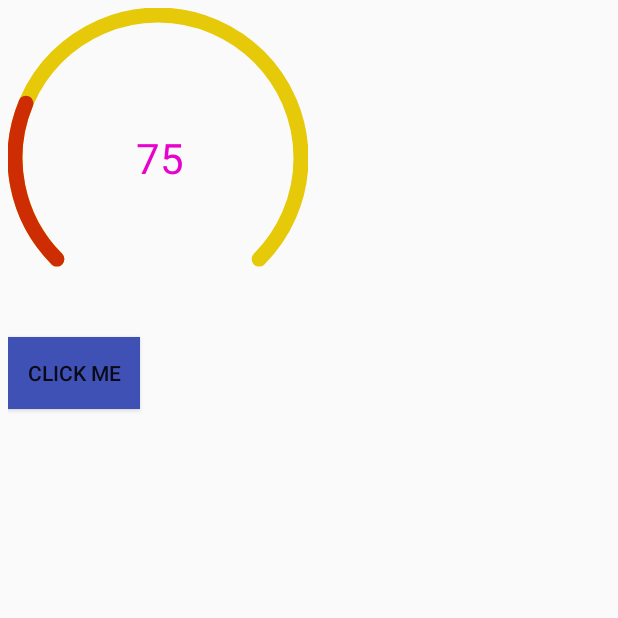
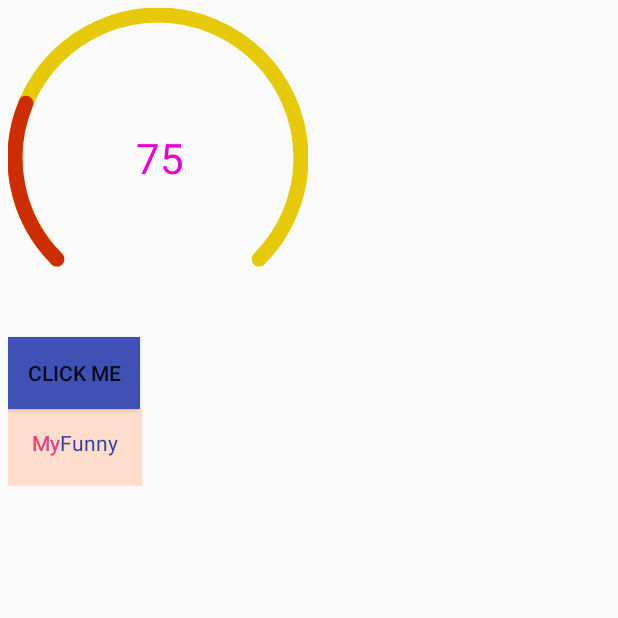
Before and after one commit to yuanshuaiding/MyFunny, an Android app: the screen it shows after launch (MainActivity), after a tap on an icon or button, on a phone screen of 412 x 824 dp, the top half of it. Run offline under Robolectric (Android 15) with nearby library versions, the phone set to English and light mode, and no system bars.

Commit message:
优化展开折叠控件代码；添加可变色的文本控件

```diff
--- a/app/build.gradle
+++ b/app/build.gradle
@@ -37,6 +37,7 @@ dependencies {
     testImplementation 'junit:junit:4.12'
     implementation project(path: ':baselib')
     implementation project(':expandable-textview')
+    //compile 'com.eric.android.view:expandable-textview:1.0.1'
     implementation 'com.android.support.constraint:constraint-layout:1.0.2'
     implementation "com.android.support:appcompat-v7:$rootProject.ext.supportVersion"
     implementation "com.android.support:support-v4:$rootProject.ext.supportVersion"
--- a/app/src/main/java/com/eric/myfunny/activity/MainActivity.java
+++ b/app/src/main/java/com/eric/myfunny/activity/MainActivity.java
@@ -14,6 +14,7 @@ import com.eric.baselib.ioc.NetCheck;
 import com.eric.baselib.ioc.OnClicked;
 import com.eric.baselib.ioc.ViewUtils;
 import com.eric.myfunny.R;
+import com.eric.myfunny.view.ColorTrackTextView;
 import com.eric.myfunny.view.QQStepView;
 
 import java.util.ArrayList;
@@ -29,7 +30,10 @@ public class MainActivity extends BaseActivity {
     private ExpandableTextView expandableTextView;
     @BindView(R.id.btn_click)
     private Button btn_click;
+    @BindView(R.id.track_tv)
+    private ColorTrackTextView track_tv;
     private float mSteps = 65;
+    private boolean increase = true;
 
     @Override
     protected void onCreate(Bundle savedInstanceState) {
@@ -49,10 +53,26 @@ public class MainActivity extends BaseActivity {
         qqStepView.setOnClickListener(new View.OnClickListener() {
             @Override
             public void onClick(View v) {
-                mSteps = mSteps + 10;
-                if (mSteps > 300)
+                if (increase) {
+                    mSteps = mSteps + 10;
+                    track_tv.setDirection(ColorTrackTextView.DIRECT_LEFT_RIGHT);
+                } else {
+                    mSteps = mSteps - 10;
+                    track_tv.setDirection(ColorTrackTextView.DIRECT_RIGTH_LEFT);
+                }
+                if (mSteps > 300) {
                     mSteps = 300;
+                    increase = false;
+                }
+                if (mSteps < 0) {
+                    mSteps = 0;
+                    increase = true;
+                }
                 qqStepView.updateSteps(mSteps);
+
+                //计算比例设置文字渐变色
+                float rate = increase?mSteps / 300f:(1-mSteps/300);
+                track_tv.setProgress(rate);
             }
         });
     }
--- /dev/null
+++ b/app/src/main/java/com/eric/myfunny/view/ColorTrackTextView.java
@@ -0,0 +1,126 @@
+package com.eric.myfunny.view;
+
+import android.content.Context;
+import android.content.res.TypedArray;
+import android.graphics.Canvas;
+import android.graphics.Color;
+import android.graphics.Paint;
+import android.graphics.Rect;
+import android.support.annotation.Nullable;
+import android.support.v7.widget.AppCompatTextView;
+import android.util.AttributeSet;
+
+import com.eric.myfunny.R;
+
+/**
+ * author : Eric
+ * e-mail : yuanshuai@bertadata.com
+ * time   : 2017/11/07
+ * desc   : 对外提供接口可以不断修改字体颜色的文本控件
+ * version: 1.0
+ */
+
+public class ColorTrackTextView extends AppCompatTextView {
+    //绘制方向
+    public static final int DIRECT_LEFT_RIGHT = 0;
+    public static final int DIRECT_RIGTH_LEFT = 1;
+    private final Rect bounds;
+    private int mOriginColor = Color.BLACK;
+    private int mTrackColor = Color.RED;
+    private Paint mOriginPaint;
+    private Paint mTrackPaint;
+    private float mProgress;
+    private int mDirection = DIRECT_LEFT_RIGHT;
+
+    public ColorTrackTextView(Context context) {
+        this(context, null);
+    }
+
+    public ColorTrackTextView(Context context, @Nullable AttributeSet attrs) {
+        this(context, attrs, 0);
+    }
+
+    public ColorTrackTextView(Context context, @Nullable AttributeSet attrs, int defStyleAttr) {
+        super(context, attrs, defStyleAttr);
+        //获取颜色值
+        TypedArray typedArray = context.obtainStyledAttributes(attrs, R.styleable.ColorTrackTextView);
+        if (typedArray != null) {
+            mOriginColor = typedArray.getColor(R.styleable.ColorTrackTextView_originColor, getTextColors().getDefaultColor());
+            mTrackColor = typedArray.getColor(R.styleable.ColorTrackTextView_trackColor, getTextColors().getDefaultColor());
+            typedArray.recycle();
+        }
+        setTextColor(mOriginColor);
+        setTrackColor(mTrackColor);
+        initPaint();
+        bounds = new Rect();
+    }
+
+    @Override
+    public void setTextColor(int color) {
+        super.setTextColor(color);
+        mOriginColor = color;
+    }
+
+    private void initPaint() {
+        if (mOriginPaint == null)
+            mOriginPaint = new Paint();
+        mOriginPaint.setColor(mOriginColor);
+        mOriginPaint.setTextSize(getTextSize());
+        mOriginPaint.setStyle(Paint.Style.FILL);
+        mOriginPaint.setAntiAlias(true);
+        if (mTrackPaint == null)
+            mTrackPaint = new Paint();
+        mTrackPaint.setColor(mTrackColor);
+        mTrackPaint.setTextSize(getTextSize());
+        mTrackPaint.setStyle(Paint.Style.FILL);
+        mTrackPaint.setAntiAlias(true);
+    }
+
+    public void setTrackColor(int trackColor) {
+        this.mTrackColor = trackColor;
+    }
+
+    public void setProgress(float progress) {
+        this.mProgress = progress;
+        invalidate();
+    }
+
+    public void setDirection(int direction) {
+        this.mDirection = direction;
+    }
+
+
+    @Override
+    protected void onDraw(Canvas canvas) {
+        //取消原来的绘制流程，改为自己实现
+        //super.onDraw(canvas);
+        canvas.save();
+        String text = getText().toString();
+        //1.获取绘制起点和基线
+        mOriginPaint.getTextBounds(text, 0, text.length(), bounds);
+        int dx = (getWidth() - bounds.width()) / 2 + getPaddingLeft() - getPaddingRight();
+        int dy = (bounds.bottom - bounds.top) / 2;
+
+        Paint.FontMetricsInt fm = mOriginPaint.getFontMetricsInt();
+        int baseline = getPaddingTop() + dy + ((fm.bottom - fm.top) / 2 - fm.bottom);
+        //2.绘制原始文本
+        canvas.drawText(text, dx, baseline, mOriginPaint);
+        canvas.restore();
+
+        //3.绘制渐变色文本(根据绘制方向计算绘制区域)
+        canvas.save();
+        //设置渐变区域
+        int middle = (int) (mProgress * (getWidth() - dx)) + dx;
+        if (mDirection == DIRECT_RIGTH_LEFT) {
+            middle = getWidth() - middle;
+            //裁剪出渐变区域
+            canvas.clipRect(middle, 0, getWidth(), getHeight());
+        } else {
+            //裁剪出渐变区域
+            canvas.clipRect(0, 0, middle, getHeight());
+        }
+        canvas.drawText(text, dx, baseline, mTrackPaint);
+        canvas.restore();
+    }
+
+}
--- a/app/src/main/res/layout/layout_myview.xml
+++ b/app/src/main/res/layout/layout_myview.xml
@@ -26,13 +26,23 @@
         app:collapseDrawable="@mipmap/icon_content_collap"
         app:expandDrawable="@mipmap/icon_content_expand"
         app:lines="3"
-        app:tipsColor="#08f017"
-        app:position="bottom_center" />
+        app:position="bottom_center"
+        app:tipsColor="#08f017" />
 
     <Button
         android:id="@+id/btn_click"
         android:layout_width="wrap_content"
         android:layout_height="wrap_content"
         android:background="@color/colorPrimary"
-        android:text="click me"/>
+        android:text="click me" />
+
+    <com.eric.myfunny.view.ColorTrackTextView
+        android:id="@+id/track_tv"
+        android:layout_width="wrap_content"
+        android:layout_height="wrap_content"
+        android:text="@string/app_name"
+        android:padding="16dp"
+        app:trackColor="@color/colorAccent"
+        android:background="#ffddcc"
+        android:textColor="@color/colorPrimaryDark" />
 </LinearLayout>
--- a/app/src/main/res/values/attrs.xml
+++ b/app/src/main/res/values/attrs.xml
@@ -29,4 +29,8 @@
         <!--自定义文字大小直接使用系统属性-->
         <attr name="android:textSize" />
     </declare-styleable>
+    <declare-styleable name="ColorTrackTextView">
+        <attr name="originColor" format="color" />
+        <attr name="trackColor" format="color" />
+    </declare-styleable>
 </resources>
--- a/baselib/src/main/java/com/eric/baselib/ioc/ViewUtils.java
+++ b/baselib/src/main/java/com/eric/baselib/ioc/ViewUtils.java
@@ -45,6 +45,7 @@ public class ViewUtils {
 
     private static void injectFields(ViewFinder finder, Object holder) {
         if (finder == null || holder == null) return;
+        try {
             Class<?> clz = holder.getClass();
             Field[] fields = clz.getDeclaredFields();
             if (fields != null && fields.length > 0) {
@@ -62,10 +63,14 @@ public class ViewUtils {
                     }
                 }
             }
+        } catch (Exception ex) {
+            ex.printStackTrace();
+        }
     }
 
     private static void injectEvents(ViewFinder finder, final Object holder) {
         if (finder == null || holder == null) return;
+        try {
             Class<?> clz = holder.getClass();
             Method[] methods = clz.getDeclaredMethods();
             if (methods != null && methods.length > 0) {
@@ -84,6 +89,9 @@ public class ViewUtils {
                         }
                     }
                 }
+            }
+        } catch (Exception ex) {
+            ex.printStackTrace();
         }
     }
 
--- a/expandable-textview/build.gradle
+++ b/expandable-textview/build.gradle
@@ -7,8 +7,8 @@ android {
     defaultConfig {
         minSdkVersion rootProject.ext.minSdkVersion
         targetSdkVersion rootProject.ext.targetSdkVersion
-        versionCode 1
-        versionName "1.0.1"
+        versionCode 2
+        versionName "1.0.2"
     }
 
     buildTypes {
@@ -37,7 +37,7 @@ publish {
     groupId = 'com.eric.android.view'//   //compile引用时的第1部分
     repoName='maven-android'
     artifactId = 'expandable-textview'////发布到JCenter上的项目名字，compile引用时的第2部分项目名
-    publishVersion = '1.0.1'//版本号 ，compile引用时的最后部分，下次更新是只需要更改版本号即可
+    publishVersion = android.defaultConfig.versionName//版本号 ，compile引用时的最后部分，下次更新是只需要更改版本号即可
     desc = 'An textview container can expand when over limited lines'//描述
     website = 'https://github.com/yuanshuaiding/MyFunny'  //项目的GitHub网站
     bintrayUser = properties.getProperty("bintray.user")//读取 local.properties 文件里面的 bintray.user
--- a/expandable-textview/src/main/java/com/eric/android/view/ExpandableTextView.java
+++ b/expandable-textview/src/main/java/com/eric/android/view/ExpandableTextView.java
@@ -24,10 +24,10 @@ import android.widget.TextView;
 
 /**
  * author : Eric
- * e-mail : yuanshuai@bertadata.com
+ * e-mail : yuanshuaiding@163.com
  * time   : 2017/10/26
  * desc   : 可展开折叠的文本控件（使用LinearLayout封装）
- * version: 1.0
+ * version: 1.0.2
  */
 public class ExpandableTextView extends LinearLayout {
     private String TAG = this.getClass().getSimpleName();
@@ -51,7 +51,6 @@ public class ExpandableTextView extends LinearLayout {
     private int mPosition = BOTTOM_CENTER;
     private Drawable mCollapseDrawable;
     private Drawable mExpandDrawable;
-    private int expandHeight;
     private int collapseHeight;
     private boolean fromUser;
     private int mTextTotalWidth;
@@ -130,7 +129,7 @@ public class ExpandableTextView extends LinearLayout {
         mTvContentTemp.setOnClickListener(clickListener);
         mTvExpand.setOnClickListener(clickListener);
         fromUser = false;
-        initText(mOriginText);
+        setText(mOriginText);
         //设置折叠展开标识控件的位置
         updateExpandArrowAndPosition(mPosition);
     }
@@ -180,18 +179,30 @@ public class ExpandableTextView extends LinearLayout {
         initText(text);
     }
 
+    /**
+     * 设置展开提示语，在setText方法之前调用
+     * @param label 展开提示语，如“展开”
+     */
     public void setExpandLabel(String label) {
         if (!TextUtils.isEmpty(label)) {
             TIP_EXPAND = label;
         }
     }
 
+    /**
+     * 设置折叠提示语，在setText方法之前调用
+     * @param label 折叠提示语，如“收起”
+     */
     public void seCollapseLabel(String label) {
         if (!TextUtils.isEmpty(label)) {
             TIP_COLLAPSE = label;
         }
     }
 
+    /**
+     * 设置展开提示图标，在setText方法之前调用
+     * @param drawable 展开图标
+     */
     public void setExpandDrawable(Drawable drawable) {
         if (drawable != null) {
             mExpandDrawable = drawable;
@@ -199,6 +210,10 @@ public class ExpandableTextView extends LinearLayout {
         }
     }
 
+    /**
+     * 设置折叠提示图标，在setText方法之前调用
+     * @param drawable 折叠图标
+     */
     public void setCollapseDrawable(Drawable drawable) {
         if (drawable != null) {
             mCollapseDrawable = drawable;
@@ -210,6 +225,9 @@ public class ExpandableTextView extends LinearLayout {
         return mOriginText;
     }
 
+    /**
+     * 展开或收起文本
+     */
     public void toggleText() {
         if (mPosition == ALIGN_RIGHT) {
             mTvExpand.setVisibility(GONE);
@@ -219,7 +237,7 @@ public class ExpandableTextView extends LinearLayout {
             formatCollapseText(mOriginText);
         }
         //计算控件高度
-        expandHeight = getTextViewHeight(mTvContent) + (mPosition == ALIGN_RIGHT ? 2 : 0);//修正一下高度
+        int expandHeight = getTextViewHeight(mTvContent) + (mPosition == ALIGN_RIGHT ? 2 : 0);//稍微修正一下高度
         collapseHeight = getTextViewHeight(mTvContentTemp);
         Log.d(TAG, "展开高度" + expandHeight);
         Log.d(TAG, "收起高度" + collapseHeight);
```
Also changed, not shown: build.gradle (+4 -4 lines). Lines whose indentation alone changed are shown as unchanged.
